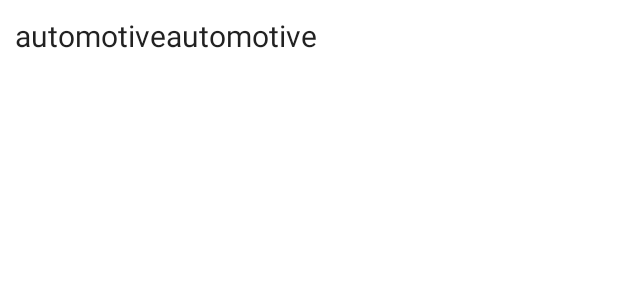
After one commit to AKrupaa/Android-Automotive-Student-Project, an Android app: the layout recycler_view_row_ble.xml on its own in the app's theme, with its tools: preview values and no code run, on a phone screen of 412 x 824 dp. The commit adds this screen. Shown: the top 300 px of the screen. Run offline under Robolectric (Android 15) with nearby library versions, the phone set to English and light mode, and no system bars.

Commit message:
global variable

```diff
--- a/app/src/main/AndroidManifest.xml
+++ b/app/src/main/AndroidManifest.xml
@@ -10,8 +10,10 @@
     <uses-permission android:name="android.permission.BLUETOOTH_ADMIN" />
     <uses-permission android:name="android.permission.ACCESS_COARSE_LOCATION" />
     <uses-permission android:name="android.permission.BLUETOOTH_ADMIN" />
+
     <uses-feature android:name="android.hardware.bluetooth_le" android:required="true"/>
     <application
+        android:name="com.example.automotive.SampleApplication"
         android:allowBackup="true"
         android:icon="@mipmap/ic_launcher"
         android:label="@string/app_name"
--- a/app/src/main/java/com/example/automotive/Adapters/ViewPager2FragmentStateAdapter.java
+++ b/app/src/main/java/com/example/automotive/Adapters/ViewPager2FragmentStateAdapter.java
@@ -8,7 +8,7 @@ import androidx.fragment.app.FragmentManager;
 import androidx.lifecycle.Lifecycle;
 import androidx.viewpager2.adapter.FragmentStateAdapter;
 
-import com.example.automotive.ConnectionFragment;
+import com.example.automotive.Fragments.ConnectionFragment;
 import com.example.automotive.Fragments.DebuggingFragment;
 import com.example.automotive.Fragments.VideoFragment;
 
--- a/app/src/main/java/com/example/automotive/ViewModels/MyViewModel.java
+++ b/app/src/main/java/com/example/automotive/ViewModels/MyViewModel.java
@@ -16,11 +16,6 @@ public class MyViewModel extends ViewModel {
 
     }
 
-//    public void setRxBleClient(MutableLiveData<RxBleClient> rxBleClient) {
-//        this.rxBleClient = rxBleClient;
-//    }
-
-
     public void setRxBleClient(RxBleClient item) {
         rxBleClient.setValue(item);
     }
--- a/app/src/main/res/layout/fragment_connection_list.xml
+++ b/app/src/main/res/layout/fragment_connection_list.xml
@@ -9,5 +9,5 @@
     android:layout_marginLeft="16dp"
     android:layout_marginRight="16dp"
     app:layoutManager="LinearLayoutManager"
-    tools:context=".ConnectionFragment"
+    tools:context=".Fragments.ConnectionFragment"
     tools:listitem="@layout/fragment_connection" />
--- /dev/null
+++ b/app/src/main/res/layout/recycler_view_row_ble.xml
@@ -0,0 +1,24 @@
+<!--<?xml version="1.0" encoding="utf-8"?><?xml version="1.0" encoding="utf-8"?>-->
+<LinearLayout xmlns:android="http://schemas.android.com/apk/res/android"
+    android:layout_width="match_parent"
+    android:layout_height="wrap_content"
+    android:orientation="horizontal"
+    android:padding="10dp">
+
+    <TextView
+        android:id="@+id/line1_tv"
+        android:layout_width="wrap_content"
+        android:layout_height="wrap_content"
+        android:text="@string/app_name"
+        android:textAppearance="?attr/textAppearanceListItem"
+        android:textSize="20sp" />
+
+    <TextView
+        android:id="@+id/line2_tv"
+        android:layout_width="wrap_content"
+        android:layout_height="wrap_content"
+        android:text="@string/app_name"
+        android:textAppearance="?attr/textAppearanceListItem"
+        android:textSize="20sp" />
+
+</LinearLayout>
```
Also changed, not shown: app/src/main/java/com/example/automotive/Adapters/MyConnectionRecyclerViewAdapter.java (+45 -16 lines), app/src/main/java/com/example/automotive/Fragments/ConnectionFragment.java (renamed from app/src/main/java/com/example/automotive/ConnectionFragment.java, +54 -3 lines), app/src/main/java/com/example/automotive/MainActivity.java (+11 -8 lines), app/src/main/res/layout/fragment_ble_control.xml (added, +28 -0 lines).
